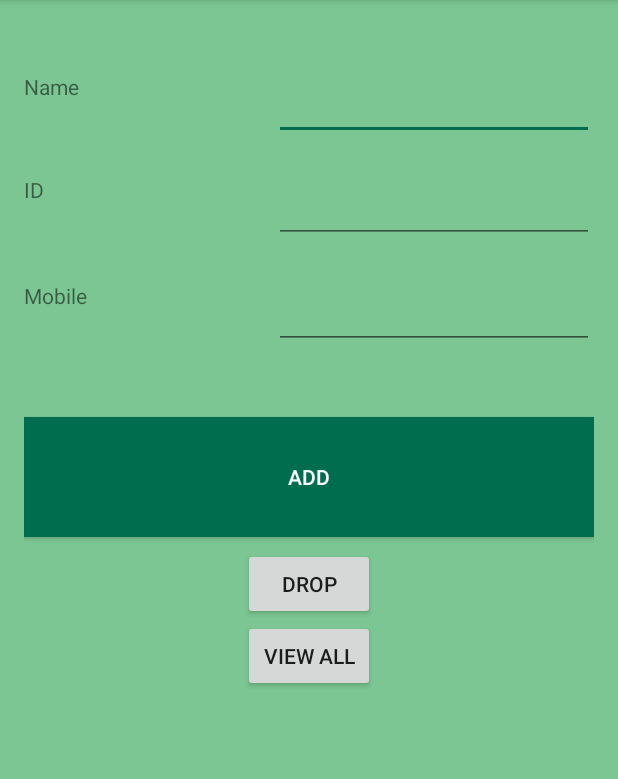
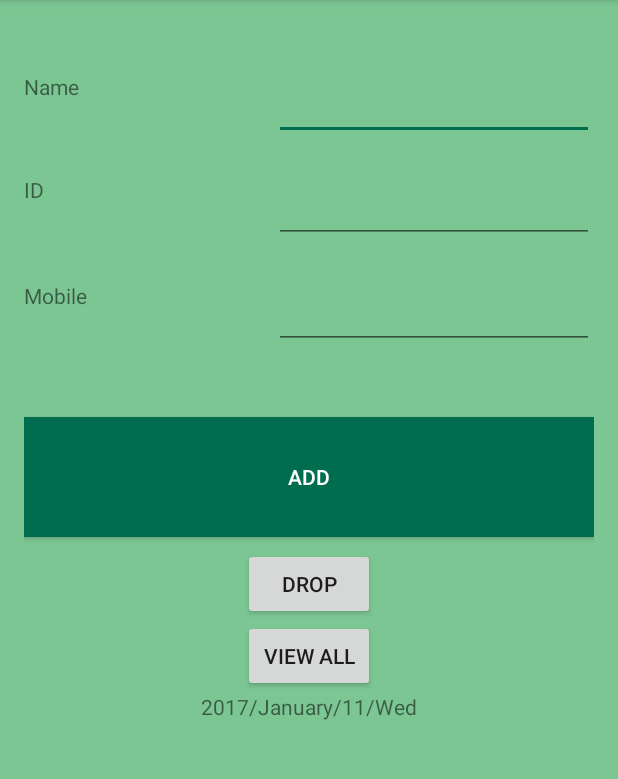
Before and after one commit to rajhaq/ClassToDo, an Android app: the EditStudent screen opened directly, with no data from a screen before it, on a phone screen of 412 x 824 dp, the part 84-863 px from its top. Run offline under Robolectric (Android 15) with nearby library versions, the phone set to English and light mode, and no system bars.

```diff
--- a/app/src/main/java/com/example/raj/classtodo/ui/EditStudent.java
+++ b/app/src/main/java/com/example/raj/classtodo/ui/EditStudent.java
@@ -1,25 +1,31 @@
 package com.example.raj.classtodo.ui;
 
 import android.database.Cursor;
+import android.database.sqlite.SQLiteDatabase;
 import android.support.v7.app.AlertDialog;
 import android.support.v7.app.AppCompatActivity;
 import android.os.Bundle;
 import android.view.View;
 import android.widget.Button;
 import android.widget.EditText;
+import android.widget.TextView;
 import android.widget.Toast;
 
 import com.example.raj.classtodo.R;
 import com.example.raj.classtodo.StudentHelper;
+import com.example.raj.classtodo.model.ListItem;
 
 import java.text.SimpleDateFormat;
+import java.util.ArrayList;
 import java.util.Calendar;
+import java.util.List;
 import java.util.Locale;
 
 public class EditStudent extends AppCompatActivity {
-    StudentHelper studentDB;
+    public static StudentHelper studentDB;
     EditText editName,editID,editMobile;
     Button addButton,dropButton,viewAllButton;
+    TextView date;
     @Override
     protected void onCreate(Bundle savedInstanceState) {
         Calendar cal = Calendar.getInstance();
@@ -39,9 +45,11 @@ public class EditStudent extends AppCompatActivity {
         addButton=(Button)findViewById(R.id.buttonAddStudent);
         dropButton=(Button)findViewById(R.id.buttonDrop);
         viewAllButton=(Button)findViewById(R.id.buttonViewAll);
+        date=(TextView) findViewById(R.id.todayDate);
         AdddData();
         DropData();
         viewAll();
+        date.setText(strDate);
 
 
     }
@@ -96,6 +104,7 @@ public class EditStudent extends AppCompatActivity {
                             StringBuffer buffer=new StringBuffer();
                             while(res.moveToNext())
                             {
+
                                 buffer.append("Name :"+res.getString(1)+"\n");
                                 buffer.append("ID :"+res.getString(2)+"\n");
                                 buffer.append("Mobile :"+res.getString(3)+"\n");
@@ -118,6 +127,7 @@ public class EditStudent extends AppCompatActivity {
                 }
         );
     }
+
     public void showMsg(String title,String Message)
     {
         AlertDialog.Builder builder=new AlertDialog.Builder(this);
@@ -127,4 +137,5 @@ public class EditStudent extends AppCompatActivity {
         builder.show();
     }
 
+
 }
--- a/app/src/main/res/layout/activity_add_today.xml
+++ b/app/src/main/res/layout/activity_add_today.xml
@@ -8,7 +8,8 @@
     android:paddingLeft="@dimen/activity_horizontal_margin"
     android:paddingRight="@dimen/activity_horizontal_margin"
     android:paddingTop="@dimen/activity_vertical_margin"
-    tools:context="com.example.raj.classtodo.AddToday">
+    tools:context="com.example.raj.classtodo.AddToday"
+    android:background="@color/colorBackground">
 
     <android.support.v7.widget.RecyclerView
         android:layout_width="match_parent"
--- a/app/src/main/res/layout/activity_edit_student.xml
+++ b/app/src/main/res/layout/activity_edit_student.xml
@@ -116,5 +116,13 @@
         android:layout_alignStart="@+id/buttonDrop"
         android:id="@+id/buttonViewAll" />
 
+    <TextView
+        android:text="TextView"
+        android:layout_width="wrap_content"
+        android:layout_height="wrap_content"
+        android:layout_below="@+id/buttonViewAll"
+        android:layout_centerHorizontal="true"
+        android:id="@+id/todayDate" />
+
 
 </RelativeLayout>
```
Also changed, not shown: app/src/main/java/com/example/raj/classtodo/AddToday.java (+67 -2 lines), app/src/main/java/com/example/raj/classtodo/StudentHelper.java (+16 -0 lines), app/src/main/java/com/example/raj/classtodo/model/ListItem.java (+10 -0 lines), app/src/main/java/com/example/raj/classtodo/model/StudentData.java (+9 -1 lines), app/src/main/res/layout/activity_detail.xml (+15 -8 lines).
